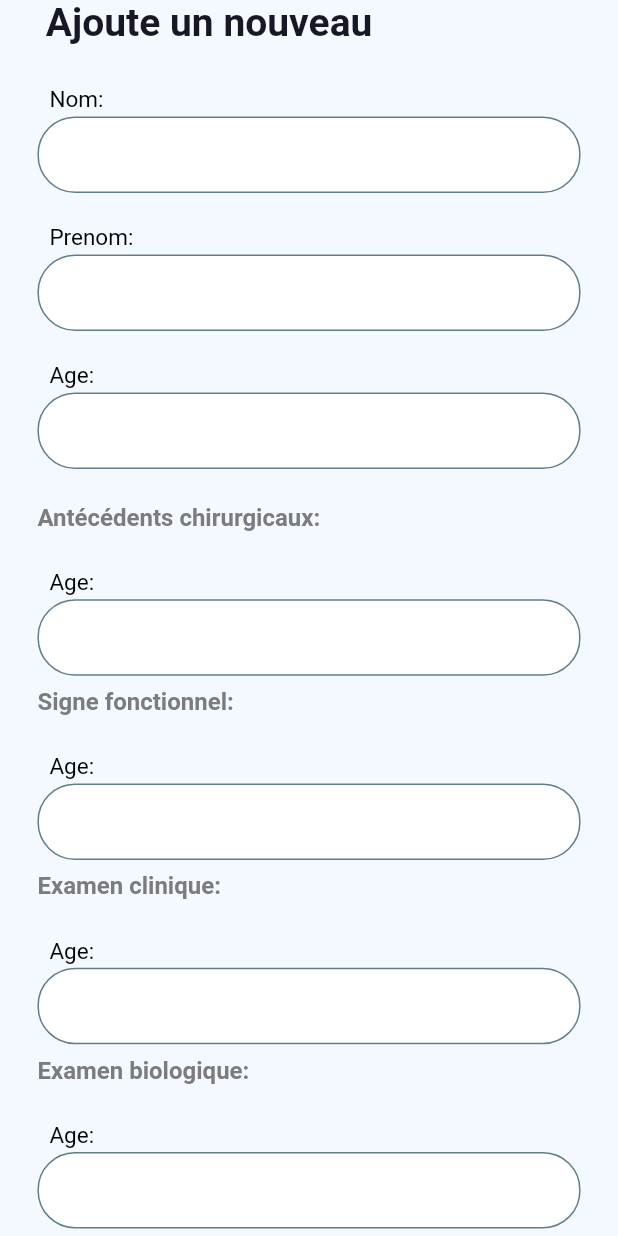
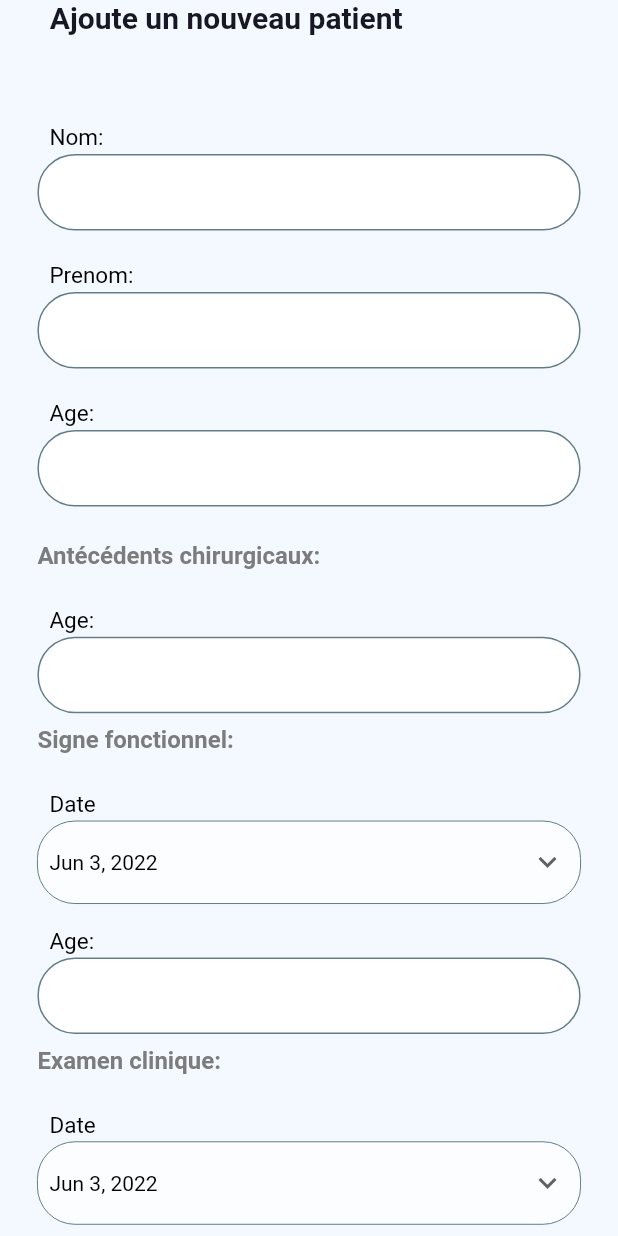
Before and after one commit to toubal77/dawini, a Flutter app: the screen it shows after launch, after a tap on "Ajoute un patient", on a phone screen of 412 x 824 dp. Run offline on Flutter 3.47's test engine with Material 2 defaults, Android fonts, the phone set to English and light mode, and no system bars; our stand-ins replace bordered_text, flutter_screenutil.

Commit message:
date in form new patient

```diff
--- a/lib/app/new_patient/new_patient_form.dart
+++ b/lib/app/new_patient/new_patient_form.dart
@@ -1,5 +1,6 @@
 import 'package:dawini/app/new_patient/widgets/buttom_media.dart';
 import 'package:dawini/common_widgets/custom_text_field.dart';
+import 'package:dawini/common_widgets/date_picker.dart';
 import 'package:dawini/constants/app_colors.dart';
 import 'package:flutter/material.dart';
 import 'package:flutter_screenutil/flutter_screenutil.dart';
@@ -23,7 +24,7 @@ class _NewPatientFormState extends State<NewPatientForm> {
   bool pswVisible = false;
   late String email = '';
   late String password = '';
-
+  late DateTime creationDate = DateTime.now();
   @override
   Widget build(BuildContext context) {
     return Scaffold(
@@ -51,13 +52,13 @@ class _NewPatientFormState extends State<NewPatientForm> {
                     crossAxisAlignment: CrossAxisAlignment.start,
                     children: [
                       SizedBox(
-                        width: 200.w,
-                        height: 29.h,
+                        width: 220.w,
+                        height: 50.h,
                         child: const Text(
                           'Ajoute un nouveau patient',
                           style: TextStyle(
                             color: Color(0xff181725),
-                            fontSize: 26,
+                            fontSize: 20,
                             fontWeight: FontWeight.w600,
                           ),
                           textAlign: TextAlign.center,
@@ -159,6 +160,16 @@ class _NewPatientFormState extends State<NewPatientForm> {
                           ),
                         ),
                       ),
+                      DatePicker(
+                        title: 'Date',
+                        hintText: 'DD/MM/YYYY',
+                        selectedDate: creationDate,
+                        onSelectedDate: (DateTime date) {
+                          setState(() {
+                            creationDate = date;
+                          });
+                        },
+                      ),
                       SizedBox(
                         child: CustomTextForm(
                           title: 'Age:',
@@ -186,6 +197,16 @@ class _NewPatientFormState extends State<NewPatientForm> {
                           ),
                         ),
                       ),
+                      DatePicker(
+                        title: 'Date',
+                        hintText: 'DD/MM/YYYY',
+                        selectedDate: creationDate,
+                        onSelectedDate: (DateTime date) {
+                          setState(() {
+                            creationDate = date;
+                          });
+                        },
+                      ),
                       SizedBox(
                         child: CustomTextForm(
                           title: 'Age:',
@@ -212,6 +233,16 @@ class _NewPatientFormState extends State<NewPatientForm> {
                             fontWeight: FontWeight.w600,
                           ),
                         ),
+                      ),
+                      DatePicker(
+                        title: 'Date',
+                        hintText: 'DD/MM/YYYY',
+                        selectedDate: creationDate,
+                        onSelectedDate: (DateTime date) {
+                          setState(() {
+                            creationDate = date;
+                          });
+                        },
                       ),
                       SizedBox(
                         child: CustomTextForm(
--- /dev/null
+++ b/lib/common_widgets/date_picker.dart
@@ -0,0 +1,76 @@
+import 'dart:async';
+
+import 'package:dawini/common_widgets/input_dropdown.dart';
+import 'package:flutter/material.dart';
+import 'package:intl/intl.dart';
+
+class DatePicker extends StatelessWidget {
+  const DatePicker({
+    Key? key,
+    required this.title,
+    required this.selectedDate,
+    required this.onSelectedDate,
+    required this.hintText,
+    this.titleStyle,
+    this.isEnabled = true,
+  }) : super(key: key);
+
+  final String hintText;
+  final String title;
+  final DateTime? selectedDate;
+  final ValueChanged<DateTime> onSelectedDate;
+  final TextStyle? titleStyle;
+  final bool isEnabled;
+
+  static String date(DateTime date) {
+    return DateFormat.yMMMd().format(date);
+  }
+
+  Future<void> _selectDate(BuildContext context) async {
+    final DateTime temp = selectedDate != null ? selectedDate! : DateTime.now();
+    final pickedDate = await showDatePicker(
+      context: context,
+      initialDate: temp,
+      firstDate: DateTime(1960),
+      lastDate: DateTime(2100),
+    );
+    if (pickedDate != null) {
+      onSelectedDate(pickedDate);
+    }
+  }
+
+  @override
+  Widget build(BuildContext context) {
+    const off = TextStyle(
+      color: Colors.black,
+      fontWeight: FontWeight.w300,
+    );
+    const on = TextStyle(
+      color: Colors.black,
+      fontWeight: FontWeight.w400,
+    );
+
+    return Row(
+      crossAxisAlignment: CrossAxisAlignment.end,
+      children: <Widget>[
+        Expanded(
+          flex: 5,
+          child: InputDropdown(
+            textStyle: titleStyle ??
+                const TextStyle(
+                  fontSize: 15,
+                  color: Colors.black,
+                ),
+            title: title,
+            valueText: selectedDate != null
+                ? Text(date(selectedDate!), style: on)
+                : Text(hintText, style: off),
+            onPressed: () {
+              if (isEnabled) _selectDate(context);
+            },
+          ),
+        ),
+      ],
+    );
+  }
+}
--- /dev/null
+++ b/lib/common_widgets/input_dropdown.dart
@@ -0,0 +1,87 @@
+import 'package:bordered_text/bordered_text.dart';
+import 'package:flutter/material.dart';
+
+class InputDropdown extends StatelessWidget {
+  const InputDropdown({
+    Key? key,
+    this.title,
+    required this.valueText,
+    this.onPressed,
+    this.textStyle,
+  }) : super(key: key);
+
+  final String? title;
+  final TextStyle? textStyle;
+  final Text valueText;
+  final VoidCallback? onPressed;
+
+  @override
+  Widget build(BuildContext context) {
+    return Container(
+      padding: const EdgeInsets.symmetric(vertical: 8.0),
+      child: Column(
+        crossAxisAlignment: CrossAxisAlignment.start,
+        children: <Widget>[
+          if (textStyle == null) ...[
+            Padding(
+              padding: const EdgeInsets.only(left: 8.0),
+              child: BorderedText(
+                strokeColor: Colors.black,
+                strokeWidth: 3.0,
+                child: Text(
+                  title!,
+                  style: const TextStyle(
+                    fontSize: 15,
+                    color: Colors.white,
+                  ),
+                ),
+              ),
+            ),
+            const SizedBox(height: 2),
+          ],
+          if (textStyle != null) ...[
+            Padding(
+              padding: const EdgeInsets.only(left: 8.0),
+              child: Text(
+                title!,
+                style: textStyle,
+              ),
+            ),
+            const SizedBox(height: 2),
+          ],
+          // because it not redondant
+          // ignore: avoid_unnecessary_containers
+          Container(
+            height: 55,
+            decoration: BoxDecoration(
+              color: Colors.white70,
+              borderRadius: BorderRadius.circular(25.0),
+              border: Border.all(
+                color: Colors.blueGrey,
+                width: textStyle != null ? 0 : 1,
+              ),
+            ),
+            child: InkWell(
+              onTap: onPressed,
+              child: Padding(
+                padding: const EdgeInsets.only(left: 8, right: 10),
+                child: Row(
+                  mainAxisAlignment: MainAxisAlignment.spaceBetween,
+                  children: <Widget>[
+                    valueText,
+                    Icon(
+                      Icons.expand_more,
+                      color: Theme.of(context).brightness == Brightness.light
+                          ? Colors.grey.shade700
+                          : Colors.white70,
+                    ),
+                  ],
+                ),
+              ),
+            ),
+          ),
+        ],
+      ),
+    );
+  }
+}
--- a/pubspec.yaml
+++ b/pubspec.yaml
@@ -35,6 +35,8 @@ dependencies:
   # Use with the CupertinoIcons class for iOS style icons.
   cupertino_icons: ^1.0.2
   flutter_screenutil: ^5.0.1+2
+  intl: ^0.17.0
+  bordered_text: ^2.0.0
 
 dev_dependencies:
   flutter_test:
```
Also changed, not shown: pubspec.lock.
